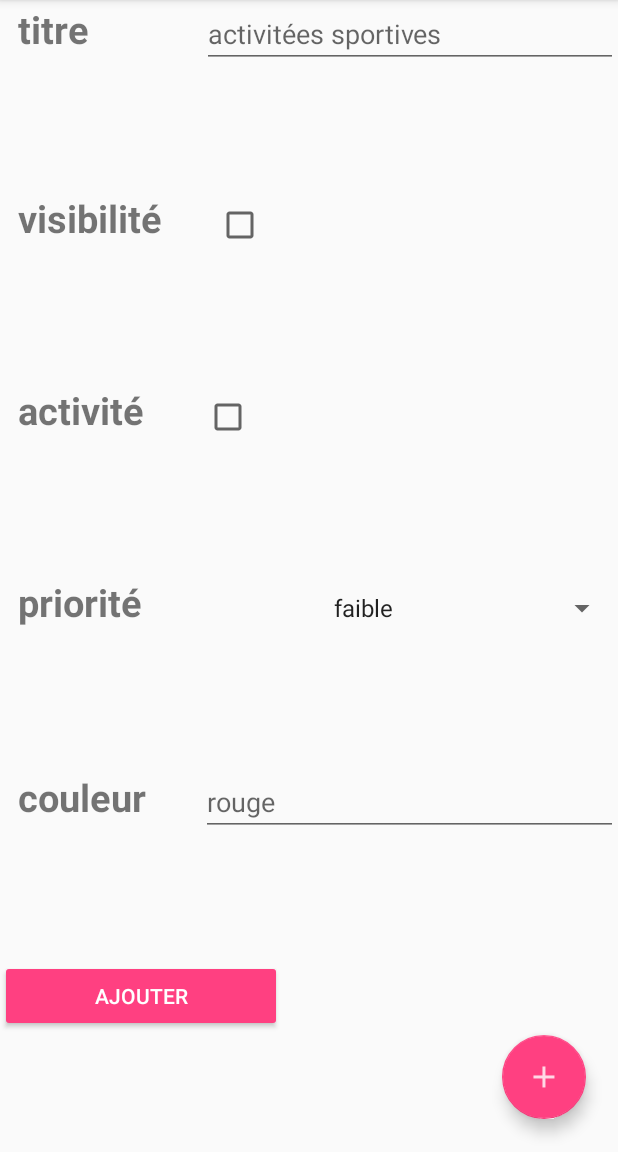
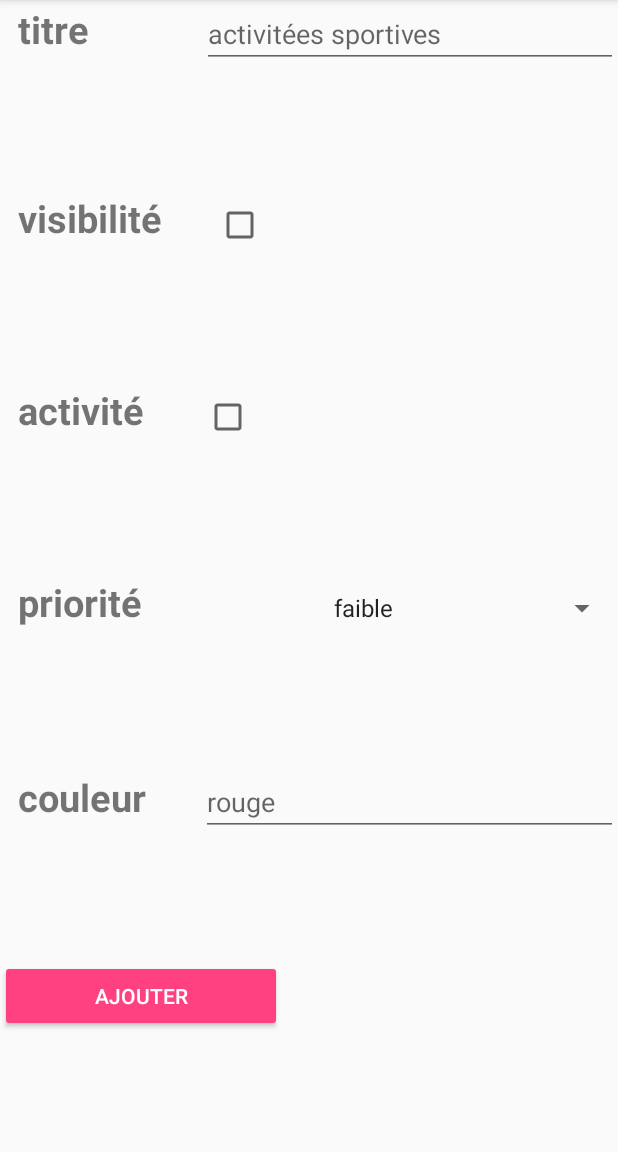
Before and after one commit to AzeddineZadir/CalandarPad, an Android app: the fragment AjoutCalendrierFragment placed in its activity, on a phone screen of 412 x 824 dp, the part 84-1236 px from its top. Run offline under Robolectric (Android 15) with nearby library versions, the phone set to English and light mode, and no system bars; our stand-ins replace Room's generated code; libraries missing offline, so code that uses them is left out: android.arch.persistence.

Commit message:
correction frag

```diff
--- a/InterfacTest/app/src/main/java/com/example/silver_desk/interfactest/CalendrierActivity.java
+++ b/InterfacTest/app/src/main/java/com/example/silver_desk/interfactest/CalendrierActivity.java
@@ -14,51 +14,28 @@ import android.widget.Toast;
 import com.example.silver_desk.interfactest.database.AppDatabase;
 import com.example.silver_desk.interfactest.database.Calendrier;
 import com.example.silver_desk.interfactest.fragment.AjoutCalendrierFragment;
+import com.example.silver_desk.interfactest.fragment.ListeCalendrierFragment;
 
 import java.util.List;
 
 public class CalendrierActivity extends AppCompatActivity  {
     public static FragmentManager fragmentManager ;
-    FloatingActionButton fab_add ;
-    public static AppDatabase database ;
-    TextView t_listecal;
-    String chaine_daffichage ;
+    public static AppDatabase database;
     @Override
     protected void onCreate(Bundle savedInstanceState) {
         super.onCreate(savedInstanceState);
         setContentView(R.layout.activity_calendrier);
         fragmentManager = getSupportFragmentManager();
-        fab_add=(FloatingActionButton) findViewById(R.id.fab_add);
-        t_listecal=(TextView) findViewById(R.id.t_listecalendrier);
 
-        database= Room.databaseBuilder(getApplicationContext(),AppDatabase.class,"AppDatabase").allowMainThreadQueries().build();
-        List<Calendrier> calendrierList= database.calendrierDao().loadAllCalendrier();
-        chaine_daffichage = "";
-        for  (Calendrier calendrier :calendrierList){
-        int id = calendrier.getId();
-        String titre= calendrier.getTitre();
-        String visibilite= calendrier.getVisibilite();
-        String activite= calendrier.getActivite();
-        String priorite= calendrier.getPriorite();
-        String couleur= calendrier.getCouleur();
-        chaine_daffichage= chaine_daffichage +"\n\n\n\n"+"id :"+id+"\n\n titre :"+titre;
+       //l affichage de la liste des calendrier sur un frag
+        android.support.v4.app.FragmentTransaction transaction= CalendrierActivity.fragmentManager.beginTransaction();
+        ListeCalendrierFragment fragment = new ListeCalendrierFragment() ;
+        transaction.add(R.id.conteneur_defragments,fragment,null);
+        transaction.commit();
 
     }
-     t_listecal.setText(chaine_daffichage);
-    }
 
-public void fab_addOnclick(View view){
 
-    Toast.makeText(CalendrierActivity.this,"calendrier activity",Toast.LENGTH_LONG).show();
-    if(findViewById(R.id.conteneur_defragments)!=null) {
 
-      android.support.v4.app.FragmentTransaction transaction= fragmentManager.beginTransaction();
-        AjoutCalendrierFragment fragment = new AjoutCalendrierFragment();
-        transaction.add(R.id.conteneur_defragments,fragment,null);
-        transaction.commit();
-        fab_add.setVisibility(View.INVISIBLE);
-    }
 
 }
-
-}
--- /dev/null
+++ b/InterfacTest/app/src/main/java/com/example/silver_desk/interfactest/fragment/ListeCalendrierFragment.java
@@ -0,0 +1,76 @@
+package com.example.silver_desk.interfactest.fragment;
+
+
+import android.arch.persistence.room.Room;
+import android.os.Bundle;
+import android.support.design.widget.FloatingActionButton;
+import android.support.v4.app.Fragment;
+import android.support.v4.app.FragmentManager;
+import android.view.LayoutInflater;
+import android.view.View;
+import android.view.ViewGroup;
+import android.widget.TextView;
+import android.widget.Toast;
+
+import com.example.silver_desk.interfactest.CalendrierActivity;
+import com.example.silver_desk.interfactest.R;
+import com.example.silver_desk.interfactest.database.AppDatabase;
+import com.example.silver_desk.interfactest.database.Calendrier;
+
+import java.util.List;
+
+/**
+ * A simple {@link Fragment} subclass.
+ */
+public class ListeCalendrierFragment extends Fragment implements View.OnClickListener {
+    FloatingActionButton fab_add ;
+    public static AppDatabase database ;
+    TextView t_listecalendrier;
+    String chaine_daffichage ;
+
+    public ListeCalendrierFragment() {
+        // Required empty public constructor
+    }
+
+
+    @Override
+    public View onCreateView(LayoutInflater inflater, ViewGroup container,
+                             Bundle savedInstanceState) {
+        // Inflate the layout for this fragment
+        View view =inflater.inflate(R.layout.fragment_liste_calendrier, container, false);
+        fab_add=(FloatingActionButton) view.findViewById(R.id.fab_add);
+        t_listecalendrier=(TextView)view.findViewById(R.id.t_listecalendrier);
+        fab_add.setOnClickListener(this);
+        database= Room.databaseBuilder(view.getContext(),AppDatabase.class,"AppDatabase").allowMainThreadQueries().build();
+        List<Calendrier> calendrierList= database.calendrierDao().loadAllCalendrier();
+        chaine_daffichage = "";
+        for  (Calendrier calendrier :calendrierList){
+            int id = calendrier.getId();
+            String titre= calendrier.getTitre();
+            String visibilite= calendrier.getVisibilite();
+            String activite= calendrier.getActivite();
+            String priorite= calendrier.getPriorite();
+            String couleur= calendrier.getCouleur();
+            chaine_daffichage= chaine_daffichage +"\n\n\n\n"+"id :"+id+"\n\n titre :"+titre;
+        }
+        t_listecalendrier.setText(chaine_daffichage);
+        return  view ;
+    }
+
+
+
+
+// fab_add
+
+    @Override
+    public void onClick(View view) {
+        if(view.getId()==R.id.fab_add) {
+
+           android.support.v4.app.FragmentTransaction transaction= CalendrierActivity.fragmentManager.beginTransaction();
+            AjoutCalendrierFragment fragment = new AjoutCalendrierFragment();
+            transaction.replace(R.id.conteneur_defragments,fragment,null);
+            transaction.commit();
+            fab_add.setVisibility(View.INVISIBLE);
+        }
+    }
+}
--- a/InterfacTest/app/src/main/res/layout/activity_calendrier.xml
+++ b/InterfacTest/app/src/main/res/layout/activity_calendrier.xml
@@ -15,23 +15,5 @@
         android:layout_alignParentStart="true"
         android:layout_alignParentTop="true">
 
-        <android.support.design.widget.FloatingActionButton
-            android:id="@+id/fab_add"
-            android:layout_width="wrap_content"
-            android:layout_height="wrap_content"
-            android:layout_alignParentBottom="true"
-            android:layout_alignParentEnd="true"
-            android:layout_marginBottom="22dp"
-            android:layout_marginEnd="21dp"
-            android:clickable="true"
-            android:layout_gravity="bottom|end"
-            android:onClick="fab_addOnclick"
-            app:srcCompat="@drawable/ic_action_name" />
-
-        <TextView
-            android:id="@+id/t_listecalendrier"
-            android:layout_width="wrap_content"
-            android:layout_height="wrap_content"
-            android:textSize="20sp" />
     </FrameLayout>
 </RelativeLayout>
--- a/InterfacTest/app/src/main/res/layout/activity_home.xml
+++ b/InterfacTest/app/src/main/res/layout/activity_home.xml
@@ -89,5 +89,5 @@
         android:background="@color/whit"
         app:headerLayout="@layout/header"
         app:itemTextColor="@color/darkgray"
-        app:menu="@menu/drawermenu"></android.support.design.widget.NavigationView>
+        app:menu="@menu/drawermenu"/>
 </android.support.v4.widget.DrawerLayout >
```
Also changed, not shown: InterfacTest/app/src/main/java/com/example/silver_desk/interfactest/fragment/AjoutCalendrierFragment.java (+13 -2 lines), InterfacTest/app/src/main/res/layout/fragment_liste_calendrier.xml (added, +31 -0 lines).
